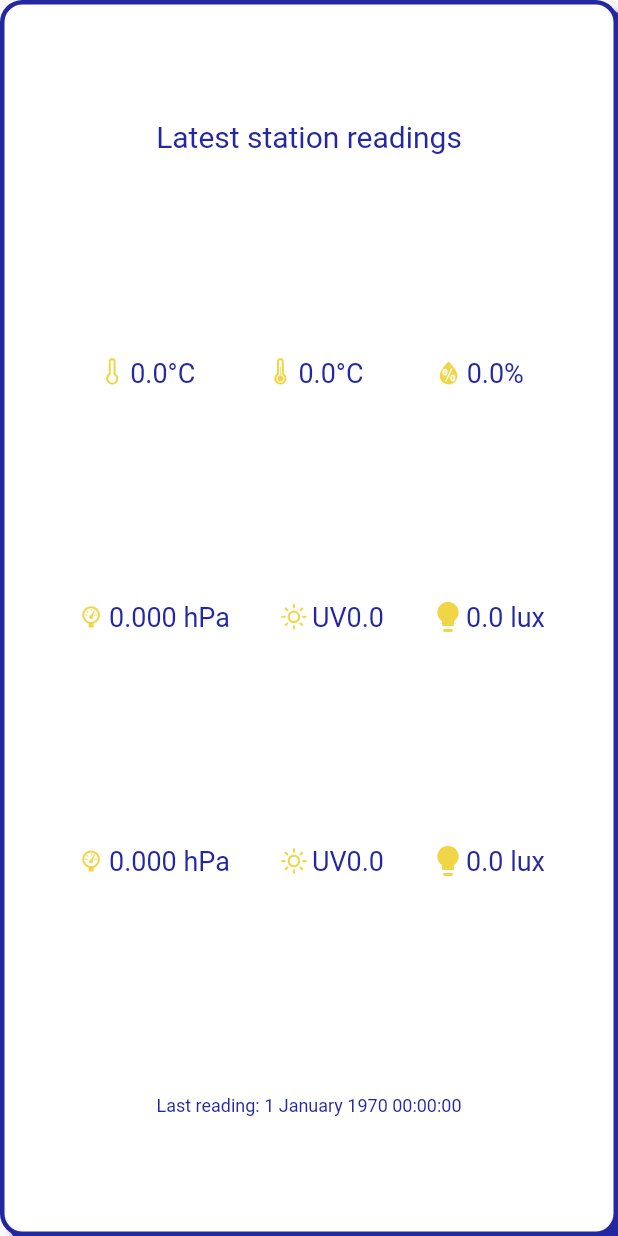
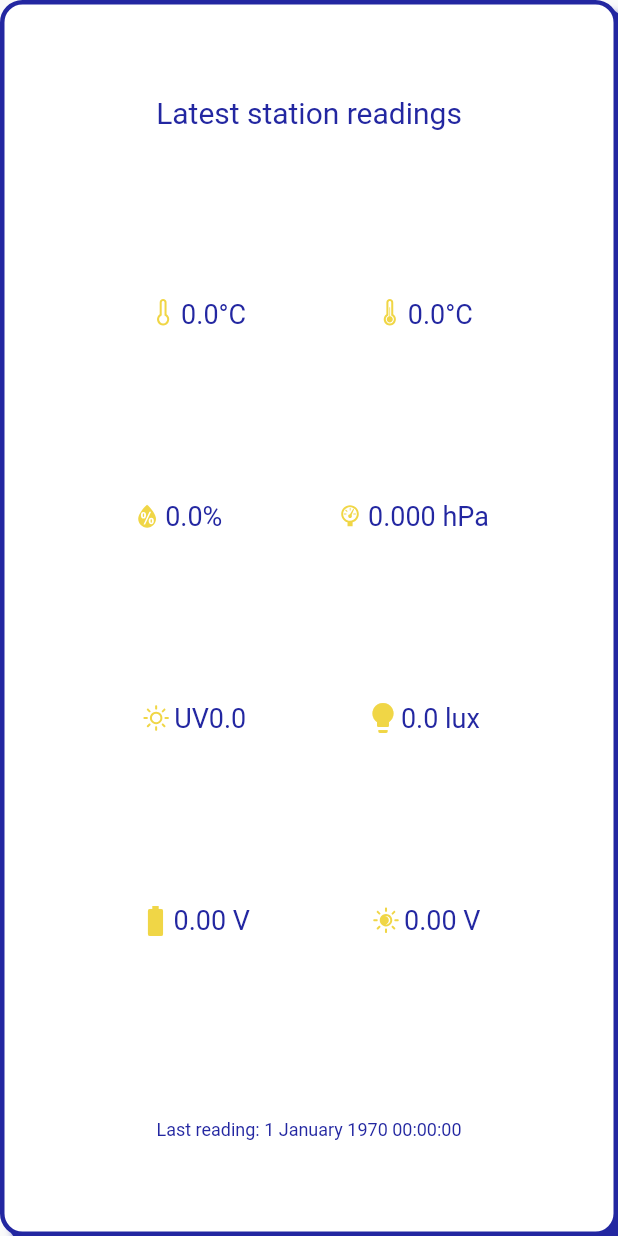
Before and after one commit to Przemas91M/weather_station_esp32, a Flutter app: the StationReadingsCard widget shown alone on an empty page, opened directly with empty values, on a phone screen of 412 x 824 dp. Run offline on Flutter 3.47's test engine with Material 2 defaults, Android fonts, the phone set to English and light mode, and no system bars; our stand-ins replace bloc, cloud_firestore, equatable, firebase_auth, firebase_core, firebase_database and 3 more; accounts and stored records are empty.

Commit message:
Small style formatting

```diff
--- a/lib/weather/widgets/station_readings.dart
+++ b/lib/weather/widgets/station_readings.dart
@@ -16,7 +16,7 @@ class StationReadingsCard extends StatelessWidget {
     DateTime readTimestamp = DateTime.fromMillisecondsSinceEpoch(
         (reading.timestamp /*+ dateTime.timeZoneOffset.inSeconds)*/ * 1000));
     return Container(
-      padding: const EdgeInsets.all(15.0),
+      padding: const EdgeInsets.all(10.0),
       decoration: BoxDecoration(
           color: Colors.white,
           border: Border.all(
@@ -57,6 +57,11 @@ class StationReadingsCard extends StatelessWidget {
               Text('${reading.insideTemperature}°C',
                   style: const TextStyle(fontSize: 18)),
             ]),
+          ]),
+          const SizedBox(
+            height: 10,
+          ),
+          Row(mainAxisAlignment: MainAxisAlignment.spaceEvenly, children: [
             Wrap(crossAxisAlignment: WrapCrossAlignment.center, children: [
               const BoxedIcon(
                 WeatherIcons.humidity,
@@ -64,17 +69,15 @@ class StationReadingsCard extends StatelessWidget {
               ),
               Text('${reading.humidity}%', style: const TextStyle(fontSize: 18))
             ]),
-          ]),
-          const SizedBox(
-            height: 15,
-          ),
-          Row(mainAxisAlignment: MainAxisAlignment.spaceEvenly, children: [
             Wrap(crossAxisAlignment: WrapCrossAlignment.center, children: [
               const BoxedIcon(WeatherIcons.barometer,
                   color: ColorPalette.yellow),
               Text('${reading.pressure.toStringAsPrecision(4)} hPa',
                   style: const TextStyle(fontSize: 18)),
             ]),
+          ]),
+          const SizedBox(height: 10),
+          Row(mainAxisAlignment: MainAxisAlignment.spaceEvenly, children: [
             Wrap(crossAxisAlignment: WrapCrossAlignment.center, children: [
               const BoxedIcon(WeatherIcons.day_sunny,
                   color: ColorPalette.yellow),
@@ -82,33 +85,25 @@ class StationReadingsCard extends StatelessWidget {
                   style: const TextStyle(fontSize: 18)),
             ]),
             Wrap(crossAxisAlignment: WrapCrossAlignment.center, children: [
-              const BoxedIcon(
+              const Icon(
                 Icons.lightbulb,
                 color: ColorPalette.yellow,
               ),
               Text('${reading.lux} lux', style: const TextStyle(fontSize: 18))
             ]),
           ]),
-          const SizedBox(height: 15),
+          const SizedBox(height: 10),
           Row(mainAxisAlignment: MainAxisAlignment.spaceEvenly, children: [
             Wrap(crossAxisAlignment: WrapCrossAlignment.center, children: [
-              const BoxedIcon(WeatherIcons.barometer,
-                  color: ColorPalette.yellow),
-              Text('${reading.pressure.toStringAsPrecision(4)} hPa',
+              const Icon(Icons.battery_full, color: ColorPalette.yellow),
+              Text('${reading.batteryVoltage.toStringAsPrecision(3)} V',
                   style: const TextStyle(fontSize: 18)),
             ]),
             Wrap(crossAxisAlignment: WrapCrossAlignment.center, children: [
-              const BoxedIcon(WeatherIcons.day_sunny,
+              const BoxedIcon(WeatherIcons.solar_eclipse,
                   color: ColorPalette.yellow),
-              Text('UV${reading.uvIndex}',
+              Text('${reading.solarVoltage.toStringAsFixed(2)} V',
                   style: const TextStyle(fontSize: 18)),
-            ]),
-            Wrap(crossAxisAlignment: WrapCrossAlignment.center, children: [
-              const BoxedIcon(
-                Icons.lightbulb,
-                color: ColorPalette.yellow,
-              ),
-              Text('${reading.lux} lux', style: const TextStyle(fontSize: 18))
             ]),
           ]),
           const SizedBox(height: 20),
```
